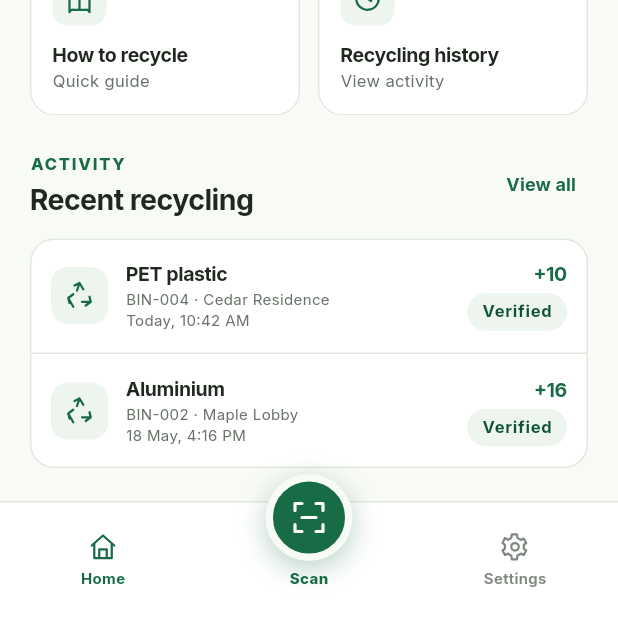
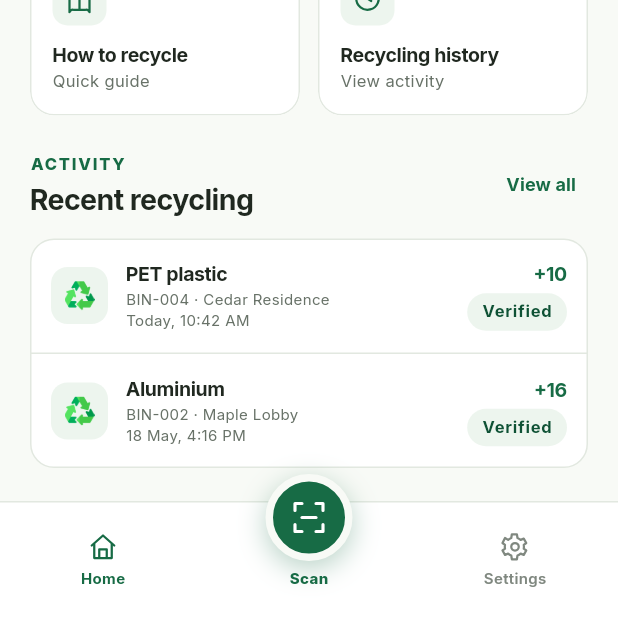
Before and after one commit to nayzinminlwin/EcoLoop-theSmartRecycling, a Flutter app: the screen it shows after launch, scrolled down 258 dp, on a phone screen of 412 x 824 dp, the part 618-1236 px from its top. Run offline on Flutter 3.47's test engine with Material 3 defaults, Android fonts, the phone set to English and light mode, and no system bars; our stand-ins replace flutter_riverpod, flutter_svg, go_router.

Commit message:
Polish recycling icons and UI

```diff
--- a/lib/features/account/presentation/widgets/settings_list_tile.dart
+++ b/lib/features/account/presentation/widgets/settings_list_tile.dart
@@ -18,7 +18,9 @@ class SettingsListTile extends StatelessWidget {
   final VoidCallback onTap;
 
   @override
-  Widget build(BuildContext context) => InkWell(
+  Widget build(BuildContext context) => Material(
+    type: MaterialType.transparency,
+    child: InkWell(
       onTap: onTap,
       child: Padding(
         padding: const EdgeInsets.symmetric(
@@ -48,5 +50,6 @@ class SettingsListTile extends StatelessWidget {
           ],
         ),
       ),
+    ),
   );
 }
--- a/lib/features/activity/presentation/widgets/deposit_activity_tile.dart
+++ b/lib/features/activity/presentation/widgets/deposit_activity_tile.dart
@@ -6,7 +6,6 @@ import 'package:eco_loop/core/theme/app_radii.dart';
 import 'package:eco_loop/core/theme/app_typography.dart';
 import 'package:eco_loop/features/activity/domain/models/deposit_transaction.dart';
 import 'package:eco_loop/shared/widgets/app_badge.dart';
-import 'package:eco_loop/shared/widgets/app_icon.dart';
 import 'package:flutter/material.dart';
 
 /// Content-sized activity/history row: icon tile, flexible material/location/
@@ -76,7 +75,11 @@ class DepositActivityTile extends StatelessWidget {
       borderRadius: BorderRadius.circular(AppRadii.icon),
     ),
     child: Center(
-      child: AppIcon('recycle', size: 20, color: AppColors.primary),
+      child: Image.asset(
+        'assets/icons/recycle-symbol.png',
+        width: 20,
+        height: 20,
+      ),
     ),
   );
 
--- a/lib/features/scan/presentation/widgets/bin_session_visual.dart
+++ b/lib/features/scan/presentation/widgets/bin_session_visual.dart
@@ -48,7 +48,7 @@ class ScanStageVisual extends StatelessWidget {
       ),
       ScanStage.processing => ScannerStage(
         child: SpinningIcon(
-          child: const AppIcon('recycle', size: 48, color: Color(0xFF80D1A5)),
+          child: Image.asset('assets/icons/recycle.png', width: 48, height: 48),
         ),
       ),
       ScanStage.completed => ScannerStage(
```
Also changed, not shown: lib/features/recycling_guide/presentation/screens/recycling_guide_screen.dart (+4 -4 lines), lib/features/recycling_guide/presentation/widgets/material_guide_card.dart (+23 -1 lines), assets/icons/milk-bottle.png (added), assets/icons/open-can.png (added), assets/icons/paper-recycle.png (added), assets/icons/plastic-bottle.png (added), assets/icons/recycle-symbol.png (added), assets/icons/recycle.png (added). Lines whose indentation alone changed are shown as unchanged.
